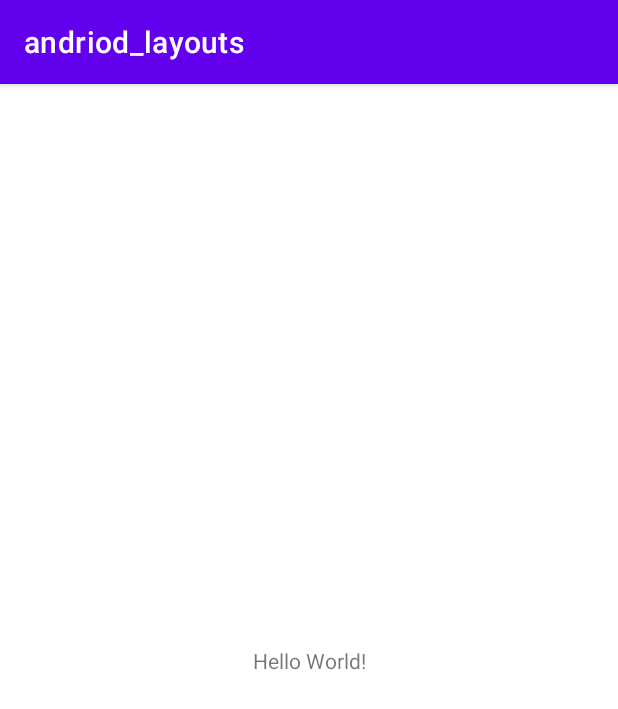
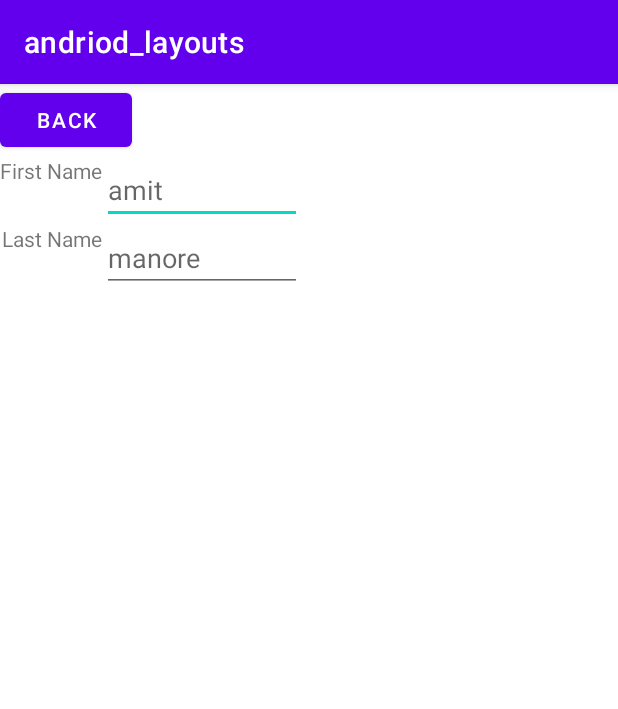
Before and after one commit to Amyth0007/andriod_layouts, an Android app: the screen it shows after launch (MainActivity), on a phone screen of 412 x 824 dp. Shown: the top 709 px of the screen. Run offline under Robolectric (Android 15) with nearby library versions, the phone set to English and light mode, and no system bars.

Commit message:
activity main changed

```diff
--- a/app/src/main/res/layout/activity_main.xml
+++ b/app/src/main/res/layout/activity_main.xml
@@ -1,18 +1,39 @@
-<?xml version="1.0" encoding="utf-8"?>
-<androidx.constraintlayout.widget.ConstraintLayout xmlns:android="http://schemas.android.com/apk/res/android"
-    xmlns:app="http://schemas.android.com/apk/res-auto"
-    xmlns:tools="http://schemas.android.com/tools"
-    android:layout_width="match_parent"
-    android:layout_height="match_parent"
-    tools:context=".MainActivity">
-
+<RelativeLayout
+    android:layout_width="fill_parent"
+    android:layout_height="fill_parent"
+    xmlns:android="http://schemas.android.com/apk/res/android">
+    <Button
+        android:id="@+id/backbutton"
+        android:text="Back"
+        android:layout_width="wrap_content"
+        android:layout_height="wrap_content" />
     <TextView
+        android:id="@+id/firstName"
+        android:text="First Name"
         android:layout_width="wrap_content"
         android:layout_height="wrap_content"
-        android:text="Hello World!"
-        app:layout_constraintBottom_toBottomOf="parent"
-        app:layout_constraintEnd_toEndOf="parent"
-        app:layout_constraintStart_toStartOf="parent"
-        app:layout_constraintTop_toTopOf="parent" />
-
-</androidx.constraintlayout.widget.ConstraintLayout>
+        android:layout_below="@id/backbutton" />
+    <EditText
+        android:id="@+id/editFirstName"
+        android:width="200px"
+        android:layout_width="wrap_content"
+        android:layout_height="wrap_content"
+        android:layout_toRightOf="@id/firstName"
+        android:layout_below="@id/backbutton"
+        android:hint="amit"/>
+    <EditText
+        android:id="@+id/editLastName"
+        android:width="200px"
+        android:layout_width="wrap_content"
+        android:layout_height="wrap_content"
+        android:layout_below="@id/editFirstName"
+        android:layout_alignLeft="@id/editFirstName"
+        android:hint="manore"/>
+    <TextView
+        android:id="@+id/lastName"
+        android:text="Last Name"
+        android:layout_width="wrap_content"
+        android:layout_height="wrap_content"
+        android:layout_toLeftOf="@id/editLastName"
+        android:layout_below="@id/editFirstName" />
+</RelativeLayout>
```
